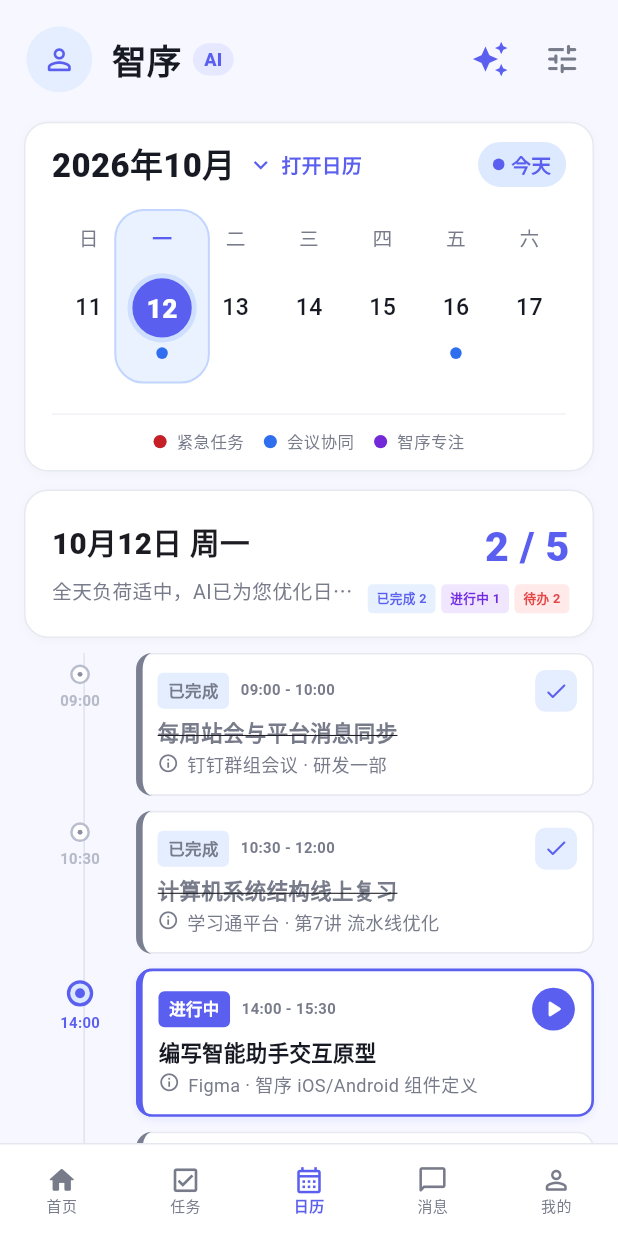
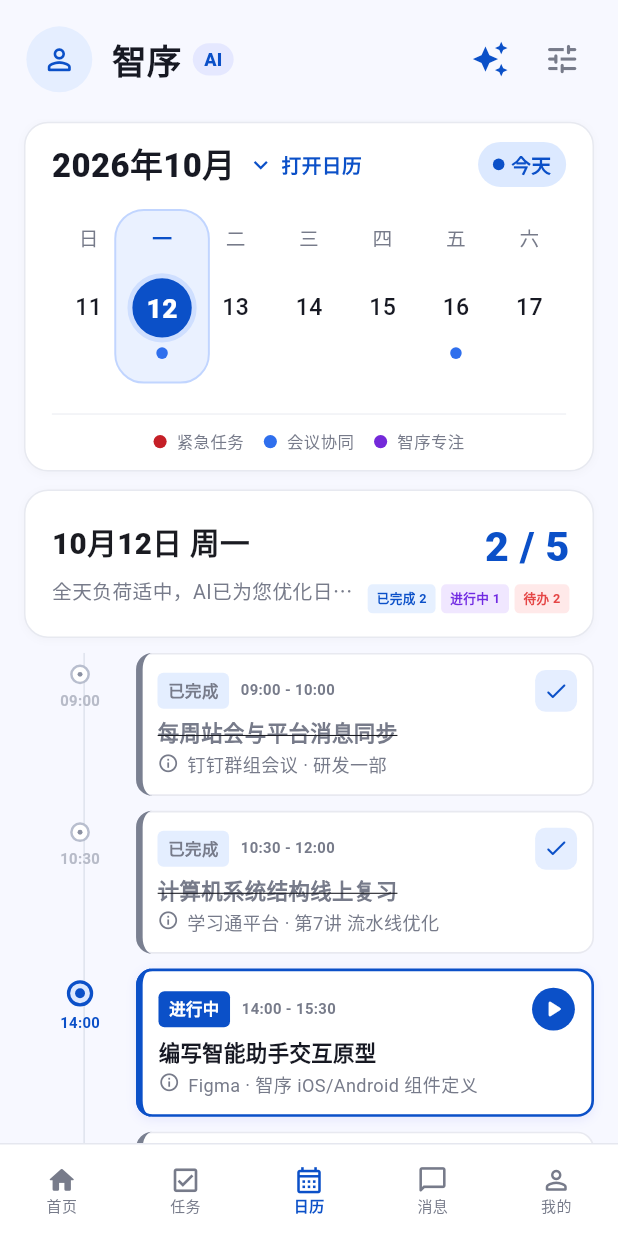
Before and after one commit to heart-seer/zhixu_APP, a Flutter app: the CalendarPage screen opened by its route, on a phone screen of 412 x 824 dp. Run offline on Flutter 3.47's test engine with Material 3 defaults, Android fonts, the phone set to English and light mode, and no system bars; our stand-ins replace dio, flutter_riverpod, flutter_secure_storage, go_router, shared_preferences; accounts and stored records are empty.

Commit message:
统一品牌主色为按钮蓝

```diff
--- a/lib/app/theme/app_colors.dart
+++ b/lib/app/theme/app_colors.dart
@@ -1,7 +1,7 @@
 import 'package:flutter/material.dart';
 
 abstract final class AppColors {
-  static const primary = Color(0xFF5B5FEF);
+  static const primary = Color(0xFF0B50C8);
   static const background = Color(0xFFF7F8FC);
   static const surface = Colors.white;
   static const textPrimary = Color(0xFF171923);
```
